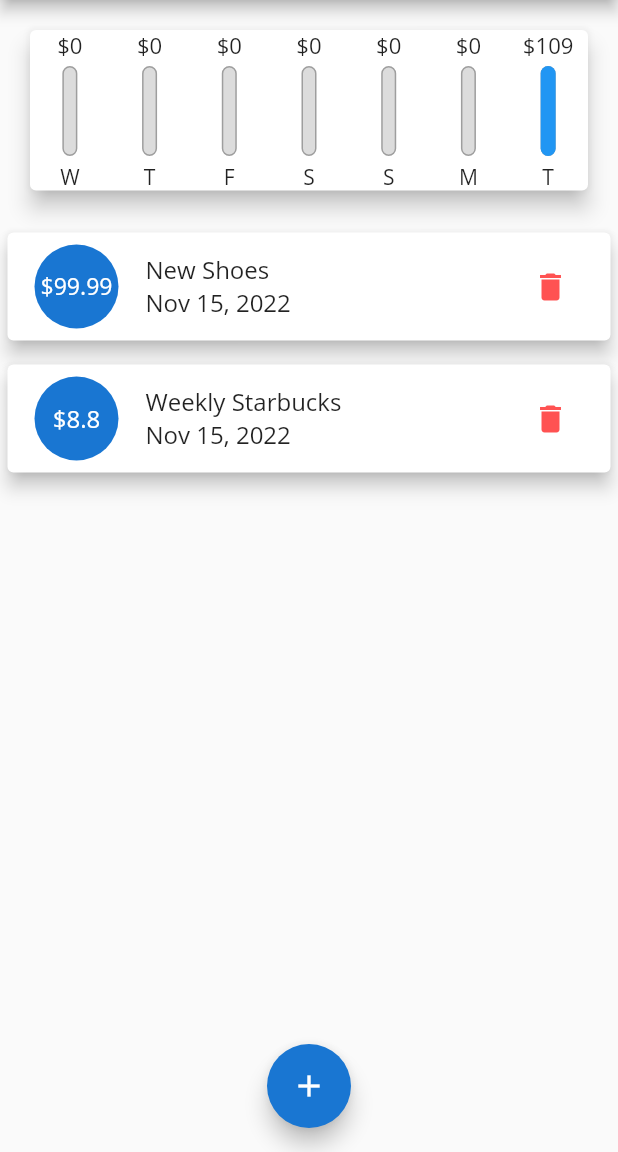
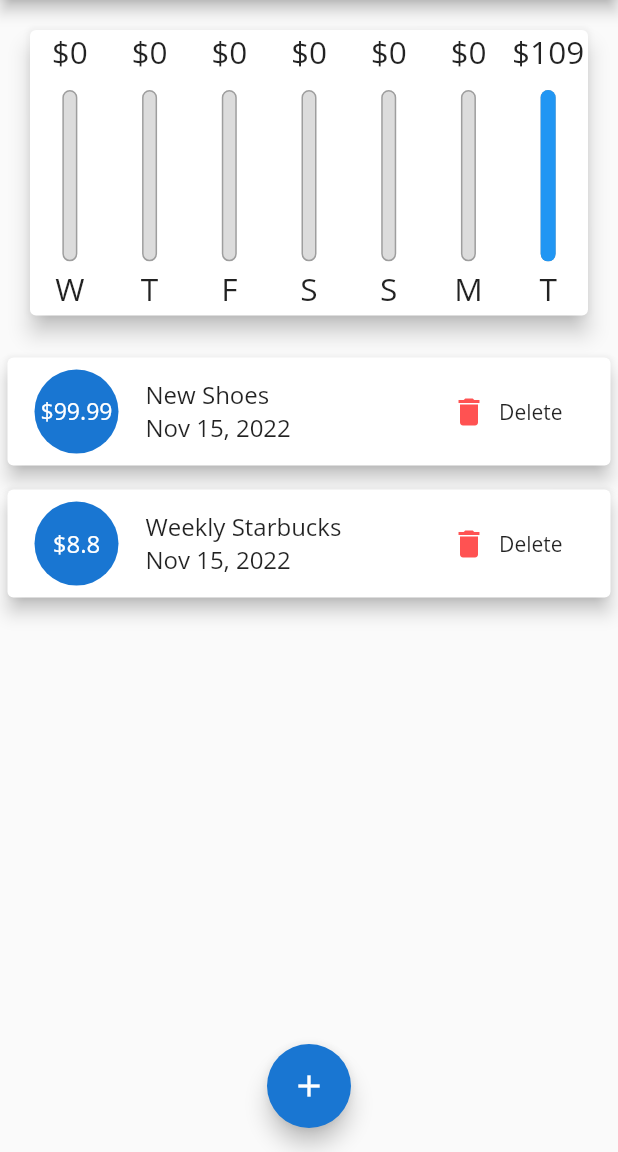
Before and after one commit to kocakaysegul/personal_expenses, a Flutter app: the screen it shows after launch, on a phone screen of 412 x 824 dp, the part 84-1236 px from its top. Run offline on Flutter 3.47's test engine with Material 2 defaults, Android fonts, the phone set to English and light mode, and no system bars; missing offline and left inert: dart:ffi.

Commit message:
responsive and adaptive UIs

```diff
--- a/lib/main.dart
+++ b/lib/main.dart
@@ -5,8 +5,13 @@ import 'package:personal_expenses/widgets/new_transaction.dart';
 import 'package:personal_expenses/models/transactions.dart';
 import 'package:personal_expenses/widgets/transactions_list.dart';
 import 'package:personal_expenses/widgets/chart.dart';
+import 'package:flutter/services.dart';
 
 void main() {
+  SystemChrome.setPreferredOrientations([
+    DeviceOrientation.portraitDown,
+    DeviceOrientation.portraitUp
+  ]);
   runApp(MyApp());
 }
 
@@ -18,8 +23,7 @@ class MyApp extends StatelessWidget {
           primarySwatch: Colors.blue,
           errorColor: Colors.redAccent,
           accentColor: Colors.black45,
-        fontFamily: 'OpenSans'
-      ),
+          fontFamily: 'OpenSans'),
       title: 'Personal Expenses',
       home: MyHomePage(),
     );
@@ -49,8 +53,11 @@ class _MyHomePageState extends State<MyHomePage> {
     ),
   ];
 
-  List<Transactions> get _recentTransactions{
-    return _userTransactions.where((tx){ //It's iterable but
+  bool _showChart = false;
+
+  List<Transactions> get _recentTransactions {
+    return _userTransactions.where((tx) {
+      //It's iterable but
       return tx.date.isAfter(
         DateTime.now().subtract(
           Duration(days: 7),
@@ -59,7 +66,8 @@ class _MyHomePageState extends State<MyHomePage> {
     }).toList();
   }
 
-  void _addUserTransactions(String txTitle, double txAmount, DateTime choosenDate) {
+  void _addUserTransactions(
+      String txTitle, double txAmount, DateTime choosenDate) {
     final newTx = Transactions(
       id: DateTime.now().toString(),
       title: txTitle,
@@ -77,14 +85,14 @@ class _MyHomePageState extends State<MyHomePage> {
         context: ctx,
         builder: (_) {
           return GestureDetector(
-            onTap: (){},
+            onTap: () {},
             child: NewTransaction(_addUserTransactions),
             behavior: HitTestBehavior.opaque,
           );
         });
   }
 
-  void _deleteTransaction(String id){
+  void _deleteTransaction(String id) {
     setState(() {
       _userTransactions.removeWhere((tx) {
         return tx.id == id;
@@ -94,8 +102,9 @@ class _MyHomePageState extends State<MyHomePage> {
 
   @override
   Widget build(BuildContext context) {
-    return Scaffold(
-      appBar: AppBar(
+    final mediaQuery = MediaQuery.of(context);
+    final isLandscape = mediaQuery.orientation == Orientation.landscape;
+    final appBar = AppBar(
       //backgroundColor: Colors.pink[100],
       backgroundColor: Theme.of(context).primaryColorDark,
       title: Text('Personal Expenses'),
@@ -105,14 +114,44 @@ class _MyHomePageState extends State<MyHomePage> {
           icon: Icon(Icons.add),
         ),
       ],
-      ),
+    );
+    final txListWidget = Container(
+      height: (mediaQuery.size.height -
+          appBar.preferredSize.height) *
+          0.7,
+      child: TransactionsList(_userTransactions, _deleteTransaction),
+    );
+    return Scaffold(
+      appBar: appBar,
       body: SingleChildScrollView(
         child: Column(
           crossAxisAlignment: CrossAxisAlignment.stretch,
           // mainAxisAlignment: MainAxisAlignment.start,
           children: [
-            Chart(_recentTransactions),
-            TransactionsList(_userTransactions, _deleteTransaction),
+            if(isLandscape) Row(
+              mainAxisAlignment: MainAxisAlignment.center,
+              children: [
+                Text('Show Chart'),
+                Switch(value: _showChart, onChanged: (val){
+                  setState(() {
+                    _showChart = val;
+                  });
+                })
+              ],
+            ) ,
+            if(!isLandscape) Container(
+              height: (mediaQuery.size.height -
+                  appBar.preferredSize.height - mediaQuery.padding.top) *
+                  0.3,
+              child: Chart(_recentTransactions),
+            ),
+            if(!isLandscape) txListWidget,
+            if(isLandscape) _showChart ? Container(
+              height: (mediaQuery.size.height -
+                      appBar.preferredSize.height - mediaQuery.padding.top) *
+                  0.7,
+              child: Chart(_recentTransactions),
+            ) : txListWidget,
           ],
         ),
       ),
--- a/lib/widgets/chart.dart
+++ b/lib/widgets/chart.dart
@@ -40,8 +40,10 @@ class Chart extends StatelessWidget {
 
   @override
   Widget build(BuildContext context) {
-    print(groupTransationValues);
-    return Card(
+
+    return Container(
+      height: MediaQuery.of(context).size.height * 0.4,
+      child: Card(
         elevation: 6,
         margin: EdgeInsets.all(20),
         child: Row(
@@ -59,6 +61,7 @@ class Chart extends StatelessWidget {
             );
           }).toList(),
         ),
+      ),
     );
   }
 }
--- a/lib/widgets/chart_bar.dart
+++ b/lib/widgets/chart_bar.dart
@@ -9,19 +9,20 @@ class ChartBar extends StatelessWidget {
 
   @override
   Widget build(BuildContext context) {
+    return LayoutBuilder(builder: (ctx, constrains) {
       return Column(
         children: <Widget>[
           Container(
-          height: 20,
+            height: constrains.maxHeight * 0.15,
             child: FittedBox(
               child: Text('\$${spendingAmount.toStringAsFixed(0)}'),
             ),
           ),
           SizedBox(
-          height: 4,
+            height: constrains.maxHeight * 0.06,
           ),
           Container(
-          height: 60,
+            height: constrains.maxHeight * 0.6,
             width: 10,
             child: Stack(
               children: <Widget>[
@@ -47,8 +48,12 @@ class ChartBar extends StatelessWidget {
           SizedBox(
             height: 4,
           ),
-        Text(label),
+          Container(
+            height: constrains.maxHeight * 0.15,
+            child: FittedBox(child: Text(label)),
+          ),
         ],
       );
+    });
   }
 }
--- a/lib/widgets/new_transaction.dart
+++ b/lib/widgets/new_transaction.dart
@@ -54,10 +54,16 @@ class _NewTransactionState extends State<NewTransaction> {
 
   @override
   Widget build(BuildContext context) {
-    return Card(
+    return SingleChildScrollView(
+      child: Card(
         elevation: 5,
         child: Container(
-        padding: EdgeInsets.all(10.0),
+          padding: EdgeInsets.only(
+            bottom:MediaQuery.of(context).viewInsets.bottom +10,
+            right: 10,
+            left: 10,
+            top: 10
+          ),
           child: Column(
             crossAxisAlignment: CrossAxisAlignment.end,
             children: [
@@ -122,6 +128,7 @@ class _NewTransactionState extends State<NewTransaction> {
             ],
           ),
         ),
+      ),
     );
   }
 }
--- a/lib/widgets/transactions_list.dart
+++ b/lib/widgets/transactions_list.dart
@@ -10,30 +10,27 @@ class TransactionsList extends StatelessWidget {
 
   @override
   Widget build(BuildContext context) {
-    return Container(
-      height: 400,
-      child: transactions.isEmpty
-          ? Column(
+    return transactions.isEmpty
+        ? LayoutBuilder(builder: (ctx, constrains) {
+            return Column(
               children: [
                 Text(
                   'No transactions added yet!',
-            style: Theme
-                .of(context)
-                .textTheme
-                .titleMedium,
+                  style: Theme.of(context).textTheme.titleMedium,
                 ),
                 SizedBox(
                   height: 20,
                 ),
                 Container(
-            height: 200,
+                  height: constrains.maxHeight * 0.6,
                   child: Image.asset(
                     'image/waiting.png',
                     fit: BoxFit.cover,
                   ),
                 ),
               ],
-      )
+            );
+          })
         : ListView.builder(
             itemBuilder: (cxt, index) {
               return Card(
@@ -50,25 +47,28 @@ class TransactionsList extends StatelessWidget {
                   ),
                   title: Text(
                     transactions[index].title,
-                style: Theme
-                    .of(context)
-                    .textTheme
-                    .titleMedium,
+                    style: Theme.of(context).textTheme.titleMedium,
                   ),
                   subtitle: Text(
                     DateFormat.yMMMd().format(transactions[index].date),
-                style: Theme
-                    .of(context)
-                    .textTheme
-                    .titleMedium,
+                    style: Theme.of(context).textTheme.titleMedium,
                   ),
-              trailing: IconButton(
+                  trailing: MediaQuery.of(context).size.width > 400
+                      ? FlatButton.icon(
+                          onPressed: () {
+                            deleteTx(transactions[index].id);
+                          },
                           icon: Icon(
                             Icons.delete,
-                  color: Theme
-                      .of(context)
-                      .errorColor,
+                            color: Theme.of(context).errorColor,
                           ),
+                          label: Text('Delete'),
+                        )
+                      : IconButton(
+                          icon: Icon(
+                            Icons.delete,
+                          ),
+                          color: Theme.of(context).errorColor,
                           onPressed: () {
                             deleteTx(transactions[index].id);
                           },
@@ -77,7 +77,6 @@ class TransactionsList extends StatelessWidget {
               );
             },
             itemCount: transactions.length,
-      ),
           );
   }
 }
```
Lines whose indentation alone changed are shown as unchanged.
